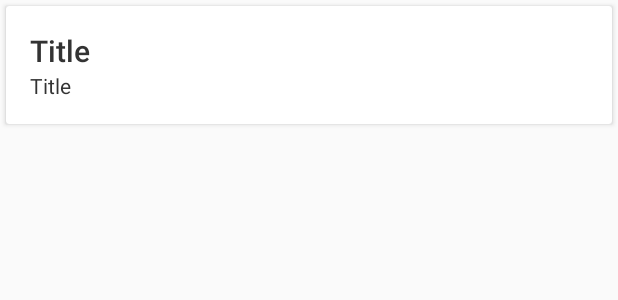
After one commit to TheRealAgentK/SummerOfTech-Android-2018, an Android app: the layout row_film.xml on its own in the app's theme, with its tools: preview values and no code run, on a phone screen of 412 x 824 dp. The commit adds this screen. Shown: the top 300 px of the screen. Run offline under Robolectric (Android 15) with nearby library versions, the phone set to English and light mode, and no system bars.

Commit message:
Step 17 - Add dimens and colours, use material design text styles, use CardView for film list

```diff
--- /dev/null
+++ b/app/src/main/res/layout/row_film.xml
@@ -0,0 +1,48 @@
+<?xml version="1.0" encoding="utf-8"?>
+<android.support.v7.widget.CardView
+	xmlns:android="http://schemas.android.com/apk/res/android"
+	xmlns:app="http://schemas.android.com/apk/res-auto"
+	xmlns:tools="http://schemas.android.com/tools"
+	android:layout_width="match_parent"
+	android:layout_height="wrap_content"
+	android:layout_margin="@dimen/padding_4dp"
+	android:foreground="?android:selectableItemBackground"
+	app:contentPadding="@dimen/padding_16dp"
+	>
+
+	<android.support.constraint.ConstraintLayout
+		xmlns:android="http://schemas.android.com/apk/res/android"
+		xmlns:app="http://schemas.android.com/apk/res-auto"
+		xmlns:tools="http://schemas.android.com/tools"
+		android:layout_width="match_parent"
+		android:layout_height="wrap_content"
+		>
+
+		<!-- All text styles use default material design https://material.io/guidelines/style/typography.html#typography-styles-->
+
+		<TextView
+			android:id="@+id/title"
+			style="@style/TextAppearance.AppCompat.Title"
+			android:layout_width="0dp"
+			android:layout_height="wrap_content"
+			android:textColor="@color/grey"
+			app:layout_constraintLeft_toLeftOf="parent"
+			app:layout_constraintStart_toStartOf="parent"
+			app:layout_constraintTop_toTopOf="parent"
+			tools:text="Title"
+			/>
+
+		<TextView
+			android:id="@+id/description"
+			style="@style/TextAppearance.AppCompat.Body1"
+			android:layout_width="0dp"
+			android:layout_height="wrap_content"
+			android:textColor="@color/grey"
+			app:layout_constraintLeft_toLeftOf="parent"
+			app:layout_constraintStart_toStartOf="parent"
+			app:layout_constraintTop_toBottomOf="@id/title"
+			tools:text="Title"
+			/>
+
+	</android.support.constraint.ConstraintLayout>
+</android.support.v7.widget.CardView>
--- a/app/src/main/res/values/colors.xml
+++ b/app/src/main/res/values/colors.xml
@@ -1,6 +1,12 @@
 <?xml version="1.0" encoding="utf-8"?>
 <resources>
-    <color name="colorPrimary">#3F51B5</color>
-    <color name="colorPrimaryDark">#303F9F</color>
-    <color name="colorAccent">#FF4081</color>
+    <color name="colorPrimary">@color/grey</color>
+    <color name="colorPrimaryDark">@color/grey</color>
+    <color name="colorAccent">@color/red</color>
+
+
+    <color name="red">#d12229</color>
+    <color name="grey">#333</color>
+    <color name="black">#000</color>
+    <color name="white">#fff</color>
 </resources>
--- /dev/null
+++ b/app/src/main/res/values/dimens.xml
@@ -0,0 +1,9 @@
+<?xml version="1.0" encoding="utf-8"?>
+<resources>
+	<dimen name="padding_4dp">4dp</dimen>
+	<dimen name="padding_8dp">8dp</dimen>
+	<dimen name="padding_16dp">16dp</dimen>
+	<dimen name="padding_24dp">24dp</dimen>
+	<dimen name="padding_48dp">48dp</dimen>
+
+</resources>
```
Also changed, not shown: app/src/main/kotlin/ventegocreative/co/nz/sot/main/FilmListAdapter.kt (+7 -11 lines), app/src/main/res/layout/petlist_item.xml (deleted, +0 -61 lines).
